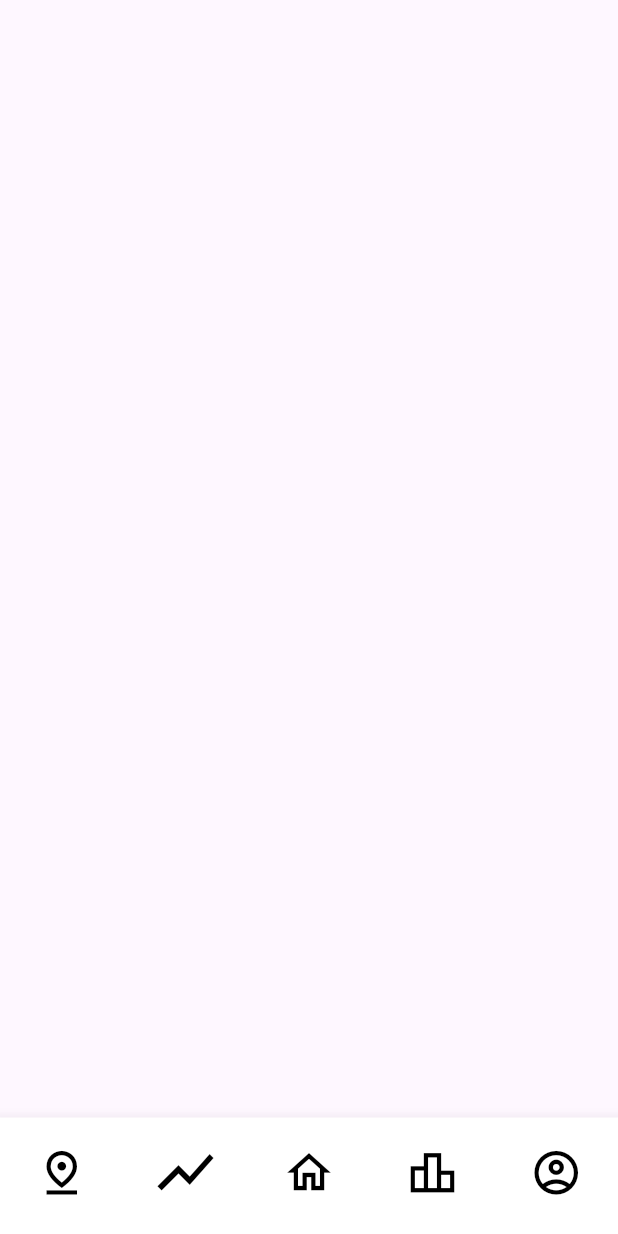
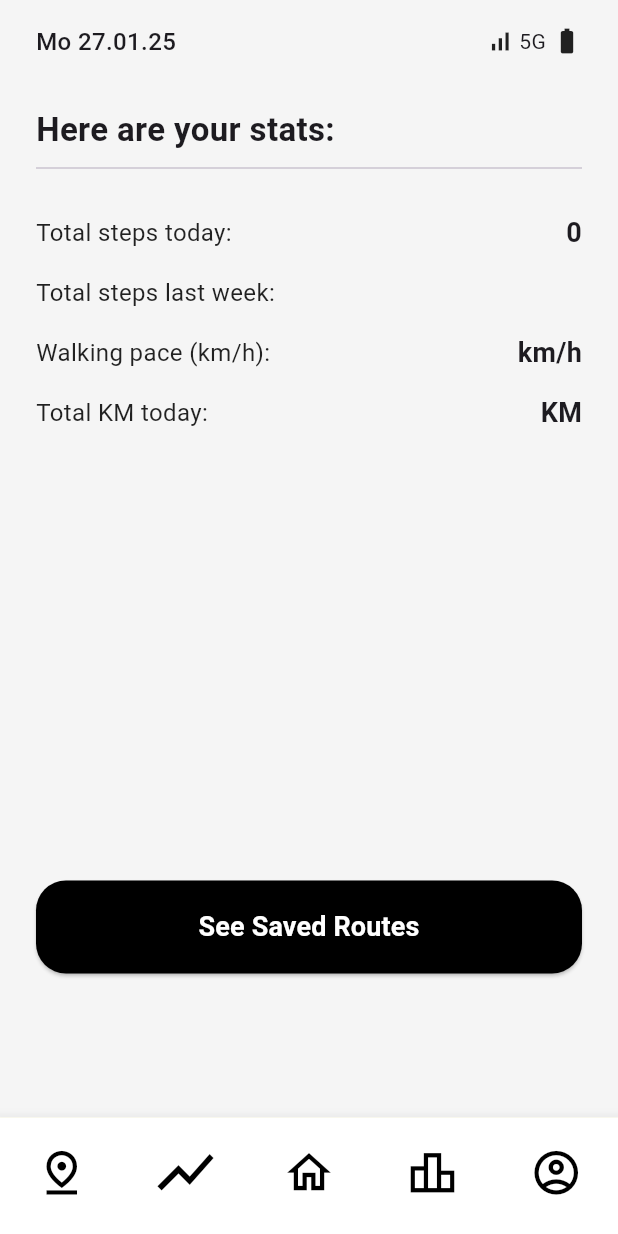
Before and after one commit to tobe-official/M335, a Flutter app: the PersonalStatsPage screen opened directly, on a phone screen of 412 x 824 dp. Run offline on Flutter 3.47's test engine with Material 3 defaults, Android fonts, the phone set to English and light mode, and no system bars; our stand-ins replace cloud_firestore, firebase_auth, firebase_core, pedometer, permission_handler, wakelock_plus; accounts and stored records are empty; generated files the repository leaves out were written again.

Commit message:
added stats page with mockdata TODO: add stats from current user

```diff
--- a/lib/pages/personal_stats_page/personal_stats_page.dart
+++ b/lib/pages/personal_stats_page/personal_stats_page.dart
@@ -1,11 +1,118 @@
+import 'package:cloud_firestore/cloud_firestore.dart';
 import 'package:flutter/material.dart';
+import 'package:m_335_flutter/data_fetching/user_service.dart';
 import 'package:m_335_flutter/global_widgets/custom_navigation_bar.dart';
+import 'package:m_335_flutter/pages/personal_stats_page/statRow.dart';
 
 class PersonalStatsPage extends StatelessWidget {
   const PersonalStatsPage({super.key});
 
   @override
   Widget build(BuildContext context) {
-    return Scaffold(bottomNavigationBar: CustomNavigationBar(initialIndexOfScreen: 1));
+    return Scaffold(
+      backgroundColor: const Color(0XFFFFFDD0),
+        body: _body(),
+        bottomNavigationBar: CustomNavigationBar(initialIndexOfScreen: 1));
+  }
+
+  Widget _body() {
+    final userService = UserService();
+
+    return Scaffold(
+      backgroundColor: Colors.grey[100],
+      body: SafeArea(
+        child: StreamBuilder<DocumentSnapshot<Map<String, dynamic>>>(
+          stream: userService.getCurrentUserProfile(),
+          builder: (context, snapshot) {
+            if (snapshot.connectionState == ConnectionState.waiting) {
+              return const Center(child: CircularProgressIndicator());
+            }
+
+            if (!snapshot.hasData || !snapshot.data!.exists) {
+              return const Center(
+                  child: Text('No user data found', style: TextStyle(fontSize: 18)));
+            }
+
+            final userData = snapshot.data!.data()!;
+            final totalSteps = userData['totalSteps'] ?? 0;
+            final totalDistanceKm = userData['totalDistanceKm'] ?? 0.0;
+            final walkingPace = userData['walkingPace'] ?? 0.0;
+            final totalStepsWeek = userData['totalStepsWeek'] ?? 0;
+
+            return Padding(
+              padding: const EdgeInsets.symmetric(horizontal: 24.0, vertical: 16.0),
+              child: Column(
+                crossAxisAlignment: CrossAxisAlignment.start,
+                children: [
+
+                  Row(
+                    mainAxisAlignment: MainAxisAlignment.spaceBetween,
+                    children: [
+                      Text(
+                        "Mo 27.01.25",
+                        style: TextStyle(fontSize: 16, fontWeight: FontWeight.w500),
+                      ),
+                      Row(
+                        children: const [
+                          Icon(Icons.signal_cellular_alt, size: 18),
+                          SizedBox(width: 4),
+                          Text("5G"),
+                          SizedBox(width: 4),
+                          Icon(Icons.battery_full, size: 20),
+                        ],
+                      ),
+                    ],
+                  ),
+                  const SizedBox(height: 32),
+                  const Text(
+                    "Here are your stats:",
+                    style: TextStyle(fontSize: 22, fontWeight: FontWeight.w600),
+                  ),
+                  const Divider(thickness: 1, height: 20),
+
+                  const SizedBox(height: 20),
+
+                  StatRow(label: "Total steps today:", value: "$totalSteps"),
+                  StatRow(label: "Total steps last week:", value: "$totalStepsWeek"),
+                  StatRow(label: "Walking pace (km/h):", value: "$walkingPace km/h"),
+                  StatRow(label: "Total KM today:", value: "$totalDistanceKm KM"),
+
+                  const Spacer(),
+
+                  Center(
+                    child: Padding(
+                      padding: const EdgeInsets.only(bottom: 80.0),
+                      child: SizedBox(
+                        width: double.infinity,
+                        child: ElevatedButton(
+                          style: ElevatedButton.styleFrom(
+                            backgroundColor: Colors.black,
+                            shape: RoundedRectangleBorder(
+                              borderRadius: BorderRadius.circular(20),
+                            ),
+                            padding: const EdgeInsets.symmetric(vertical: 18),
+                          ),
+                          onPressed: () {
+                            // TODO: Navigate to Saved Routes page
+                          },
+                          child: const Text(
+                            "See Saved Routes",
+                            style: TextStyle(
+                              fontSize: 18,
+                              color: Colors.white,
+                              fontWeight: FontWeight.w600,
+                            ),
+                          ),
+                        ),
+                      ),
+                    ),
+                  ),
+                ],
+              ),
+            );
+          },
+        ),
+      ),
+    );
   }
 }
--- /dev/null
+++ b/lib/pages/personal_stats_page/statRow.dart
@@ -0,0 +1,30 @@
+
+
+import 'package:flutter/cupertino.dart';
+import 'package:flutter/material.dart';
+
+class StatRow extends StatelessWidget {
+  final String label;
+  final String value;
+  const StatRow({required this.label, required this.value, super.key});
+
+  @override
+  Widget build(BuildContext context) {
+    return Padding(
+      padding: const EdgeInsets.only(bottom: 14.0),
+      child: Row(
+        mainAxisAlignment: MainAxisAlignment.spaceBetween,
+        children: [
+          Text(
+            label,
+            style: const TextStyle(fontSize: 16, color: Colors.black87),
+          ),
+          Text(
+            value,
+            style: const TextStyle(fontSize: 18, fontWeight: FontWeight.w700),
+          ),
+        ],
+      ),
+    );
+  }
+}
```
